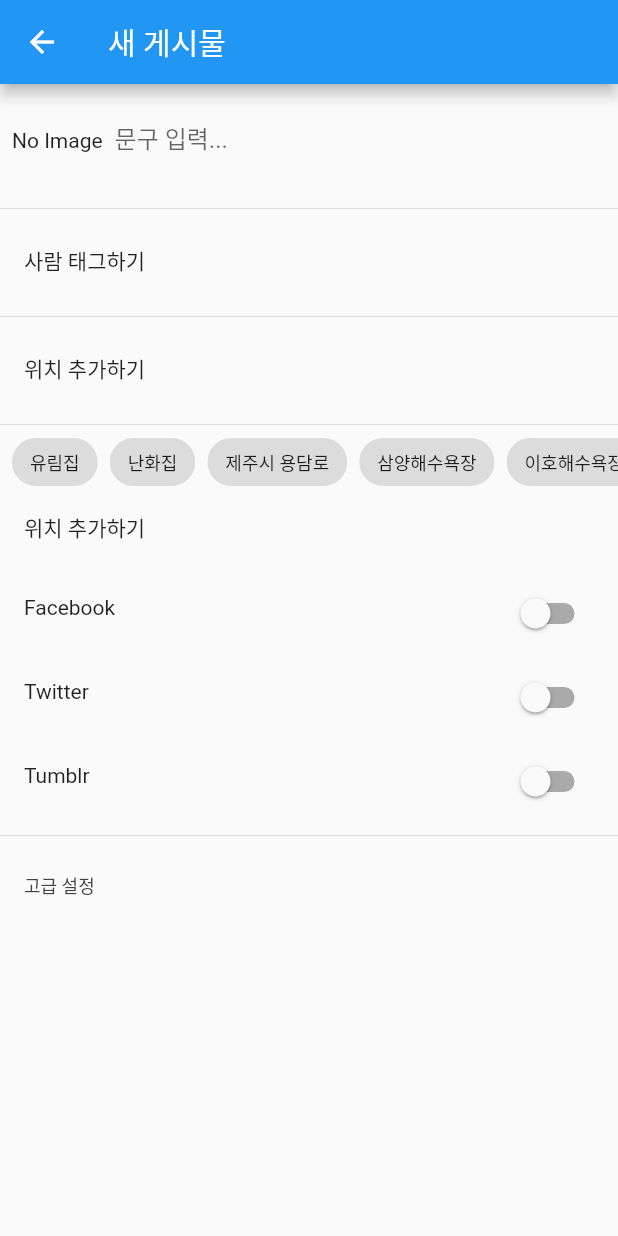
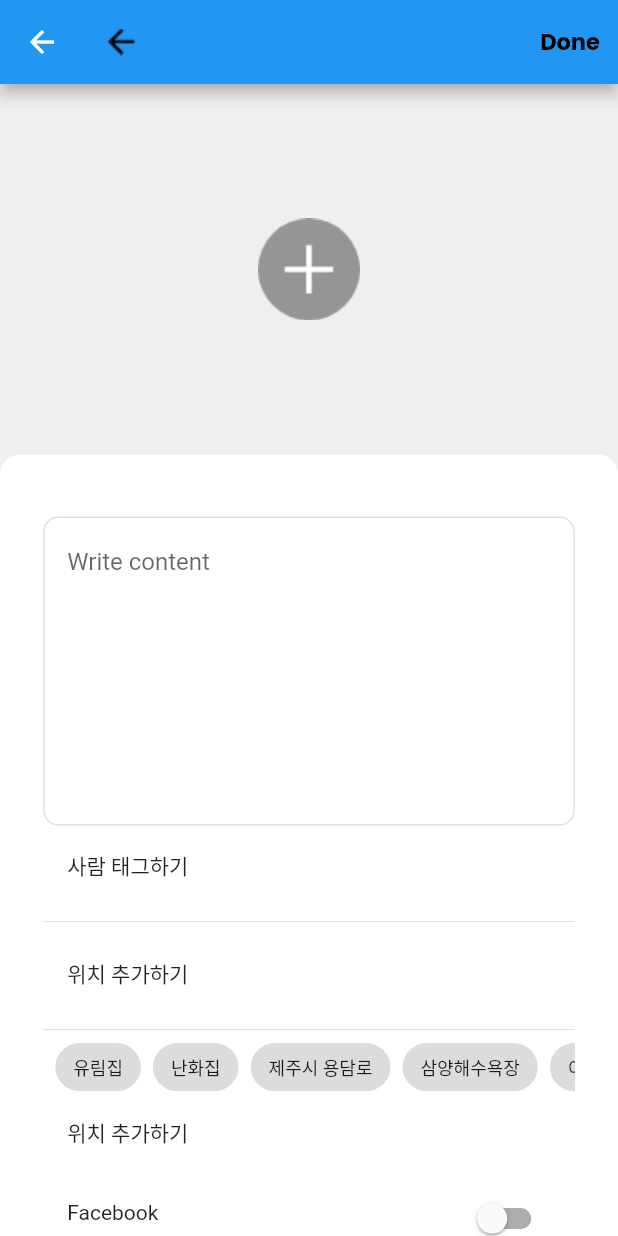
Before and after one commit to mououkouou/flutterSocialApplication, a Flutter app: the CreatePage screen opened by its route, on a phone screen of 412 x 824 dp. Run offline on Flutter 3.47's test engine with Material 2 defaults, Android fonts, the phone set to English and light mode, and no system bars; our stand-ins replace firebase_auth, flutter_signin_button, get, google_fonts, google_sign_in, image_picker; accounts and stored records are empty; network calls fail.

Commit message:
[추가] 배경 흰모양 박스 공통 위젯, 작성 페이지

```diff
--- /dev/null
+++ b/lib/Layout/backgroundBox.dart
@@ -0,0 +1,17 @@
+import 'package:DiveSocialApp/themeData.dart';
+import 'package:flutter/material.dart';
+
+Widget buildBackgroundBox({Widget widget,EdgeInsets padding})
+{
+  return Container
+  (
+    padding: padding == null ? EdgeInsets.zero : padding ,
+    width: ScreenWidth,
+    decoration: BoxDecoration
+    (
+      color: whiteColor,
+      borderRadius: BorderRadius.only(topLeft: Radius.circular(13), topRight: Radius.circular(13))
+    ),
+    child: widget == null ? Container() : widget,
+  );
+}
--- a/lib/Views/createPage.dart
+++ b/lib/Views/createPage.dart
@@ -1,7 +1,11 @@
 import 'dart:io';
 
+import 'package:DiveSocialApp/Layout/backgroundBox.dart';
+import 'package:DiveSocialApp/Layout/boxWidgetComponent.dart';
+import 'package:DiveSocialApp/themeData.dart';
 import 'package:flutter/cupertino.dart';
 import 'package:flutter/material.dart';
+import 'package:get/get.dart';
 import 'package:image_picker/image_picker.dart';
 
 class CreatePage extends StatefulWidget {
@@ -25,6 +29,7 @@ class _CreatePageState extends State<CreatePage> {
   @override
   void dispose() {
     textEditingController.dispose();
+    _image = null;
     super.dispose();
   }
 
@@ -43,6 +48,7 @@ class _CreatePageState extends State<CreatePage> {
   @override
   Widget build(BuildContext context) {
     return Scaffold(
+      backgroundColor: mainBackgroundColor,
       appBar: _buildAppBar(context),
       body: _buildBody(),
     );
@@ -50,13 +56,13 @@ class _CreatePageState extends State<CreatePage> {
 
   Widget _buildAppBar(BuildContext context) {
     return AppBar(
-      title: Text('새 게시물'),
+      title: Image(image: AssetImage('assets/ic_arrow_back.png'),),
       actions: <Widget>[
         TextButton(
           onPressed: () {
             _uploadFile(context);
           },
-          child: Text('저장'),
+          child: settingText('Done',size: 15.0, weight: FontWeight.bold),
         )
       ],
     );
@@ -74,35 +80,42 @@ class _CreatePageState extends State<CreatePage> {
     // 문서 작성
 
     // 완료 후 앞 화면으로 이동
-    Navigator.pop(context);
+    Get.back();
   }
 
   Widget _buildBody() {
     return SingleChildScrollView(
       child: Column(
         children: <Widget>[
-          Padding(
-            padding: const EdgeInsets.all(8.0),
-            child: Row(
-              children: <Widget>[
                 _buildImage(),
-                SizedBox(
-                  width: 8.0,
+                buildBackgroundBox
+                (
+                  padding : EdgeInsets.fromLTRB(sw7, sh5, sw7, sh5),
+                  widget: Column
+                    (
+                      children:
+                      [
+                        Container(
+                          padding: EdgeInsets.fromLTRB(15.0, 0, 15.0, 0),
+                          height: sh20+sh5,
+                          decoration: BoxDecoration
+                                          (
+                                            borderRadius: BorderRadius.circular(10),
+                                            border: Border.all(color: Colors.black12,width: 1.0)
                                             ),
-                Expanded(
-                  child: TextField(
+                          child: TextField
+                          (
+                          maxLines: null,
                           controller: textEditingController,
-                    decoration: InputDecoration(
+                          decoration: InputDecoration
+                            (
                               border: InputBorder.none,
-                      labelText: '문구 입력...',
+                              labelText: 'Write content',
                             ),
                           ),
-                )
-              ],
                         ),
-          ),
-          Divider(),
-          ListTile(
+                        ListTile
+                        (
                           leading: Text('사람 태그하기'),
                         ),
                         Divider(),
@@ -145,6 +158,9 @@ class _CreatePageState extends State<CreatePage> {
                             ),
                           ),
                         ),
+                      ]
+                    ),
+                ),
         ],
       ),
     );
@@ -152,12 +168,18 @@ class _CreatePageState extends State<CreatePage> {
 
   Widget _buildImage() {
     return _image == null
-        ? Text('No Image')
+        ? Container
+        (
+          color: mainBackgroundColor,
+          width:ScreenWidth,
+          height: sh30,
+          child: Image(image: AssetImage('assets/plus.png'),)
+        )
         : Image.file(
             _image,
-            width: 50,
-            height: 50,
-            fit: BoxFit.cover,
+            width: ScreenWidth,
+            height: sh30,
+            fit: BoxFit.contain,
           );
   }
 
--- a/lib/Views/searchPage.dart
+++ b/lib/Views/searchPage.dart
@@ -1,4 +1,4 @@
-import 'package:DiveSocialApp/Component/boxWidgetComponent.dart';
+import 'package:DiveSocialApp/LayOut/boxWidgetComponent.dart';
 import 'package:DiveSocialApp/themeData.dart';
 import 'package:flutter/material.dart';
 import 'package:get/get.dart';
```
Also changed, not shown: lib/Component/boxWidgetComponent.dart (deleted, +0 -35 lines), assets/ic_arrow_back.png (added), assets/ic_arrow_back_white.png (added), assets/plus.png (added). Lines whose indentation alone changed are shown as unchanged.
